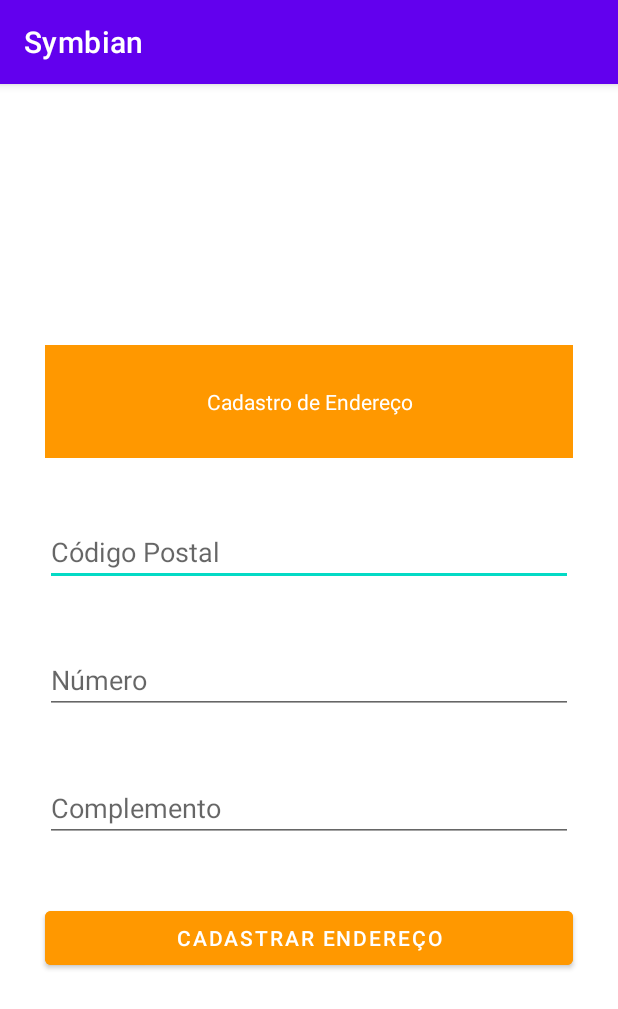
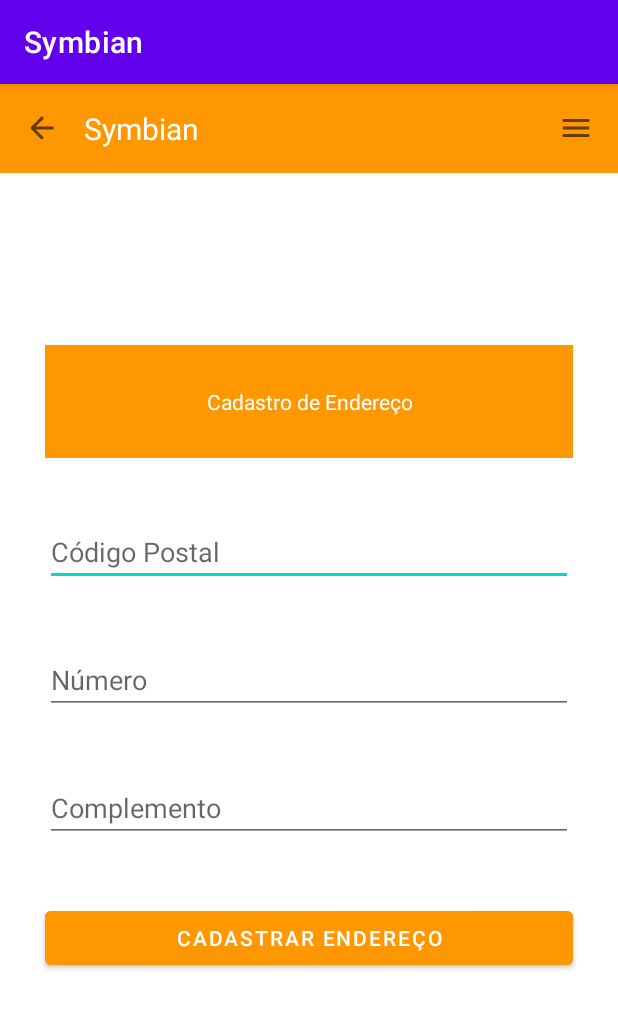
Before and after one commit to Gabriel-Lucena/symbian, an Android app: the CadastroEndereco screen opened directly, with no data from a screen before it, on a phone screen of 412 x 824 dp. Shown: the top 1009 px of the screen. Run offline under Robolectric (Android 15) with nearby library versions, the phone set to English and light mode, and no system bars.

Commit message:
Começo da toolbar

```diff
--- a/app/src/main/AndroidManifest.xml
+++ b/app/src/main/AndroidManifest.xml
@@ -10,6 +10,8 @@
         android:roundIcon="@mipmap/ic_launcher_round"
         android:supportsRtl="true"
         android:theme="@style/Theme.Symbian"
+
+
         android:usesCleartextTraffic="true"
         tools:targetApi="m">
 
--- a/app/src/main/java/com/example/symbian/CadastroEndereco.java
+++ b/app/src/main/java/com/example/symbian/CadastroEndereco.java
@@ -3,6 +3,8 @@ package com.example.symbian;
 import android.os.Bundle;
 import android.widget.Button;
 import android.widget.EditText;
+import android.widget.ImageView;
+import android.widget.TextView;
 import android.widget.Toast;
 
 import androidx.appcompat.app.AlertDialog;
@@ -16,6 +18,9 @@ public class CadastroEndereco extends AppCompatActivity {
     private EditText txtNumero;
     private EditText txtComplemento;
     private Button btnCadastrarEndereco;
+    private ImageView toolbar_menu;
+    private ImageView toolbar_back;
+    private TextView toolbar_about;
 
     @Override
     protected void onCreate(Bundle savedInstanceState) {
@@ -27,7 +32,15 @@ public class CadastroEndereco extends AppCompatActivity {
         txtComplemento = findViewById(R.id.CadastroEndereco_txtComplemento);
 
         /*
-         * Listener
+         * Toolbar
+         */
+
+        toolbar_back = findViewById(R.id.toolbar_back);
+        toolbar_menu = findViewById(R.id.toolbar_menu);
+        toolbar_about = findViewById(R.id.toolbar_about);
+
+        /*
+         * Listeners
          */
 
         btnCadastrarEndereco = findViewById(R.id.CadastroEndereco_btnCadastrar);
@@ -68,6 +81,20 @@ public class CadastroEndereco extends AppCompatActivity {
             }
 
         });
+
+        toolbar_menu.setOnClickListener(view -> {
+
+        });
+
+        toolbar_back.setOnClickListener(view -> {
+
+        });
+
+
+        toolbar_about.setOnClickListener(view -> {
+
+        });
+
     }
 
     private boolean validate() {
--- /dev/null
+++ b/app/src/main/res/drawable/ic_round_arrow_back_24.xml
@@ -0,0 +1,10 @@
+<vector xmlns:android="http://schemas.android.com/apk/res/android"
+    android:width="24dp"
+    android:height="24dp"
+    android:viewportWidth="24"
+    android:viewportHeight="24"
+    android:tint="?attr/colorControlNormal">
+  <path
+      android:fillColor="@android:color/white"
+      android:pathData="M19,11H7.83l4.88,-4.88c0.39,-0.39 0.39,-1.03 0,-1.42 -0.39,-0.39 -1.02,-0.39 -1.41,0l-6.59,6.59c-0.39,0.39 -0.39,1.02 0,1.41l6.59,6.59c0.39,0.39 1.02,0.39 1.41,0 0.39,-0.39 0.39,-1.02 0,-1.41L7.83,13H19c0.55,0 1,-0.45 1,-1s-0.45,-1 -1,-1z"/>
+</vector>
--- /dev/null
+++ b/app/src/main/res/drawable/ic_round_menu_24.xml
@@ -0,0 +1,10 @@
+<vector xmlns:android="http://schemas.android.com/apk/res/android"
+    android:width="24dp"
+    android:height="24dp"
+    android:viewportWidth="24"
+    android:viewportHeight="24"
+    android:tint="?attr/colorControlNormal">
+  <path
+      android:fillColor="@android:color/white"
+      android:pathData="M4,18h16c0.55,0 1,-0.45 1,-1s-0.45,-1 -1,-1L4,16c-0.55,0 -1,0.45 -1,1s0.45,1 1,1zM4,13h16c0.55,0 1,-0.45 1,-1s-0.45,-1 -1,-1L4,11c-0.55,0 -1,0.45 -1,1s0.45,1 1,1zM3,7c0,0.55 0.45,1 1,1h16c0.55,0 1,-0.45 1,-1s-0.45,-1 -1,-1L4,6c-0.55,0 -1,0.45 -1,1z"/>
+</vector>
--- a/app/src/main/res/layout/activity_cadastro_endereco.xml
+++ b/app/src/main/res/layout/activity_cadastro_endereco.xml
@@ -1,13 +1,19 @@
 <?xml version="1.0" encoding="utf-8"?>
-<ScrollView xmlns:android="http://schemas.android.com/apk/res/android"
+
+<androidx.constraintlayout.widget.ConstraintLayout xmlns:android="http://schemas.android.com/apk/res/android"
     xmlns:tools="http://schemas.android.com/tools"
+    android:layout_width="match_parent"
+    android:layout_height="match_parent">
+    <include layout="@layout/toolbar"/>
+
+    <ScrollView
         android:layout_width="match_parent"
         android:layout_height="match_parent"
         tools:context=".CadastroEndereco">
 
         <LinearLayout
             android:layout_width="match_parent"
-        android:layout_height="match_parent"
+            android:layout_height="wrap_content"
             android:layout_gravity="center"
             android:gravity="center"
             android:orientation="vertical"
@@ -55,3 +61,5 @@
         </LinearLayout>
 
     </ScrollView>
+
+</androidx.constraintlayout.widget.ConstraintLayout>
--- /dev/null
+++ b/app/src/main/res/layout/toolbar.xml
@@ -0,0 +1,40 @@
+<?xml version="1.0" encoding="utf-8"?>
+<RelativeLayout xmlns:android="http://schemas.android.com/apk/res/android"
+    android:layout_width="match_parent"
+    android:layout_height="wrap_content"
+    android:background="#FF9800">
+
+    <RelativeLayout
+        android:layout_width="match_parent"
+        android:layout_height="wrap_content"
+        android:padding="16dp">
+
+        <ImageView
+            android:id="@+id/toolbar_back"
+            android:layout_width="wrap_content"
+            android:layout_height="wrap_content"
+            android:layout_alignParentStart="true"
+            android:layout_centerVertical="true"
+            android:src="@drawable/ic_round_arrow_back_24" />
+
+        <TextView
+            android:id="@+id/toolbar_about"
+            android:layout_width="wrap_content"
+            android:layout_height="wrap_content"
+            android:layout_marginStart="16dp"
+            android:layout_toEndOf="@+id/toolbar_back"
+            android:text="@string/app_name"
+            android:textColor="@color/white"
+            android:textSize="20sp" />
+
+        <ImageView
+            android:id="@+id/toolbar_menu"
+            android:layout_width="wrap_content"
+            android:layout_height="wrap_content"
+            android:layout_alignParentEnd="true"
+            android:layout_centerVertical="true"
+            android:src="@drawable/ic_round_menu_24" />
+
+    </RelativeLayout>
+
+</RelativeLayout>
```
Lines whose indentation alone changed are shown as unchanged.
